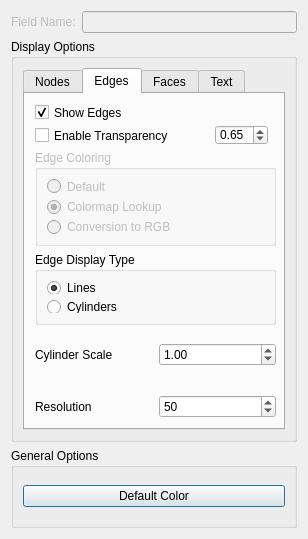
This is src/Interface/Modules/Visualization/ShowField.ui in SCIInstitute/SCIRun as Qt 5 draws it before an edit. The edited form follows.
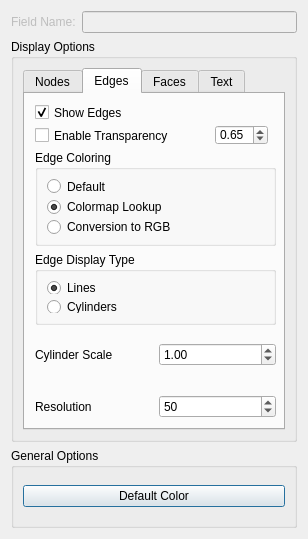
This is the edited form.

What changed in the file:
```diff
--- a/src/Interface/Modules/Visualization/ShowField.ui
+++ b/src/Interface/Modules/Visualization/ShowField.ui
@@ -358,7 +358,7 @@
            </widget>
            <widget class="QGroupBox" name="groupBox_6">
             <property name="enabled">
-             <bool>false</bool>
+             <bool>true</bool>
             </property>
             <property name="geometry">
              <rect>
```
